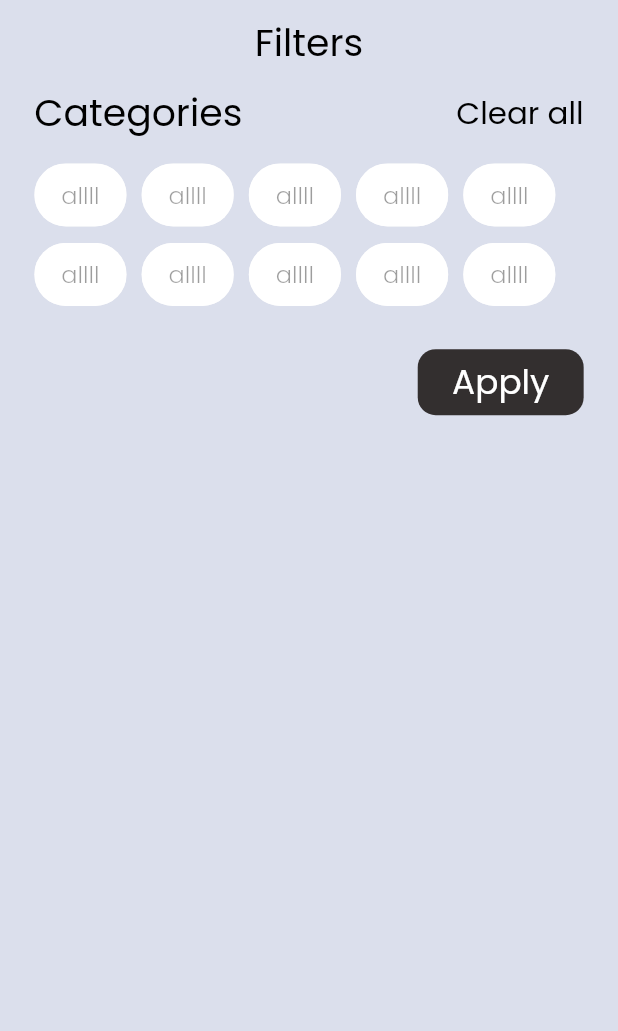
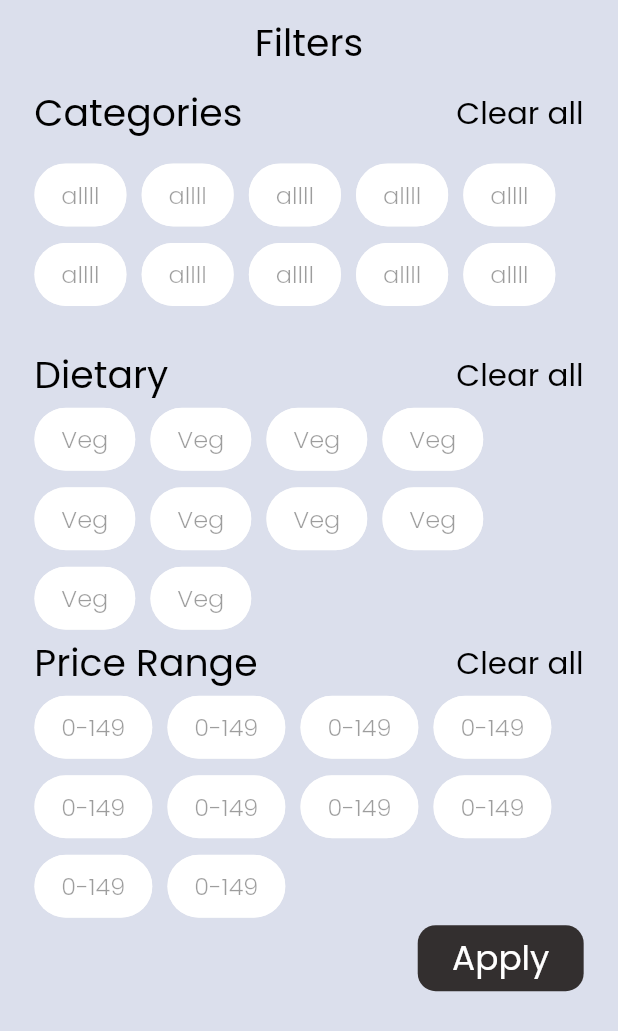
Before and after one commit to shivansh22agra/FoodDrawer, a Flutter app: the SearchScreen screen opened directly, on a phone screen of 412 x 824 dp. Shown: the top 1031 px of the screen. Run offline on Flutter 3.47's test engine with Material 2 defaults, Android fonts, the light colour scheme and no system bars; our stand-ins replace flutter_rating_bar, flutter_screenutil, google_fonts, rive; network calls fail.

Commit message:
latest code

```diff
--- a/lib/screens/search_page.dart
+++ b/lib/screens/search_page.dart
@@ -68,6 +68,88 @@ class SearchScreen extends StatelessWidget {
           SizedBox(
             height: 20.h,
           ),
+          Padding(
+            padding: EdgeInsets.symmetric(horizontal: 20.w),
+            child: Row(
+              mainAxisAlignment: MainAxisAlignment.spaceBetween,
+              children: [
+                Text('Dietary',
+                    style: GoogleFonts.poppins(
+                        fontWeight: FontWeight.w400,
+                        fontSize: 22.sp,
+                        color: const Color(0xFF000000))),
+                Text('Clear all',
+                    style: GoogleFonts.poppins(
+                        fontWeight: FontWeight.w400,
+                        fontSize: 18.sp,
+                        color: const Color(0xFF000000))),
+              ],
+            ),
+          ),
+          Padding(
+            padding: EdgeInsets.symmetric(horizontal: 20.w),
+            child: SizedBox(
+              width: size.width * 1,
+              child: Wrap(
+                spacing: 10,
+                runSpacing: 5,
+                children: [
+                  for (int i = 0; i < 10; i++)
+                    ActionChip(
+                        padding: const EdgeInsets.symmetric(
+                            horizontal: 10, vertical: 9),
+                        backgroundColor: Colors.white,
+                        disabledColor: Colors.white,
+                        label: Text('Veg',
+                            style: GoogleFonts.poppins(
+                                fontWeight: FontWeight.w300,
+                                fontSize: 14.sp,
+                                color: const Color(0xFF000000)))),
+                ],
+              ),
+            ),
+          ),
+          Padding(
+            padding: EdgeInsets.symmetric(horizontal: 20.w),
+            child: Row(
+              mainAxisAlignment: MainAxisAlignment.spaceBetween,
+              children: [
+                Text('Price Range',
+                    style: GoogleFonts.poppins(
+                        fontWeight: FontWeight.w400,
+                        fontSize: 22.sp,
+                        color: const Color(0xFF000000))),
+                Text('Clear all',
+                    style: GoogleFonts.poppins(
+                        fontWeight: FontWeight.w400,
+                        fontSize: 18.sp,
+                        color: const Color(0xFF000000))),
+              ],
+            ),
+          ),
+          Padding(
+            padding: EdgeInsets.symmetric(horizontal: 20.w),
+            child: SizedBox(
+              width: size.width * 1,
+              child: Wrap(
+                spacing: 10,
+                runSpacing: 5,
+                children: [
+                  for (int i = 0; i < 10; i++)
+                    ActionChip(
+                        padding: const EdgeInsets.symmetric(
+                            horizontal: 10, vertical: 9),
+                        backgroundColor: Colors.white,
+                        disabledColor: Colors.white,
+                        label: Text('0-149',
+                            style: GoogleFonts.poppins(
+                                fontWeight: FontWeight.w300,
+                                fontSize: 14.sp,
+                                color: const Color(0xFF000000)))),
+                ],
+              ),
+            ),
+          ),
           Row(
             mainAxisAlignment: MainAxisAlignment.end,
             children: [
@@ -88,9 +170,9 @@ class SearchScreen extends StatelessWidget {
               ),
               SizedBox(
                 width: 20.w,
-              )
+              ),
             ],
-          )
+          ),
         ],
       ),
     );
--- a/lib/screens/spash_screen1.dart
+++ b/lib/screens/spash_screen1.dart
@@ -56,13 +56,13 @@ class SplashScreen1 extends StatelessWidget {
                 child: MaterialButton(
                   color: const Color(0xFFFF2F2F),
                   onPressed: () {
-                    Navigator.pushNamed(context, CustomPageView.id);
+                    Navigator.pushNamed(context, LoginScreen.id);
                   },
                   shape: RoundedRectangleBorder(
                       borderRadius: BorderRadius.circular(10.r)),
                   padding: EdgeInsets.symmetric(vertical: 5.h),
                   child: Text(
-                    'Login',
+                    'Register',
                     style: GoogleFonts.poppins(
                         fontWeight: FontWeight.w400,
                         fontSize: 20.sp,
```
Also changed, not shown: lib/screens/home_page.dart (+22 -11 lines), lib/screens/login_page.dart (+12 -15 lines).
